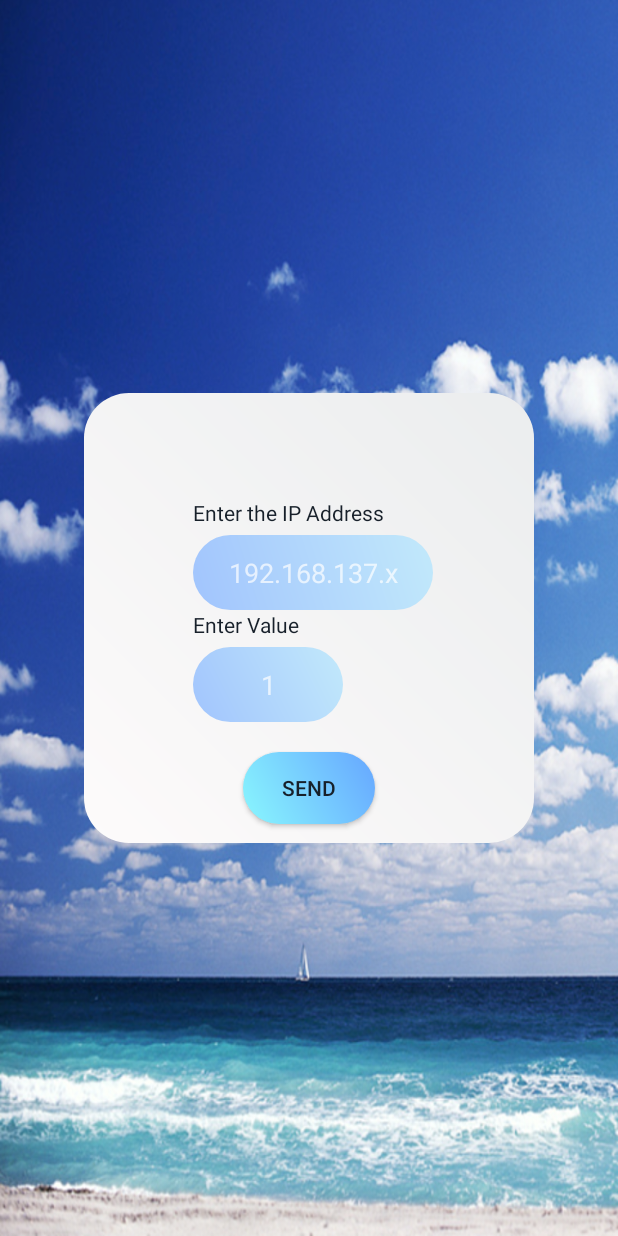
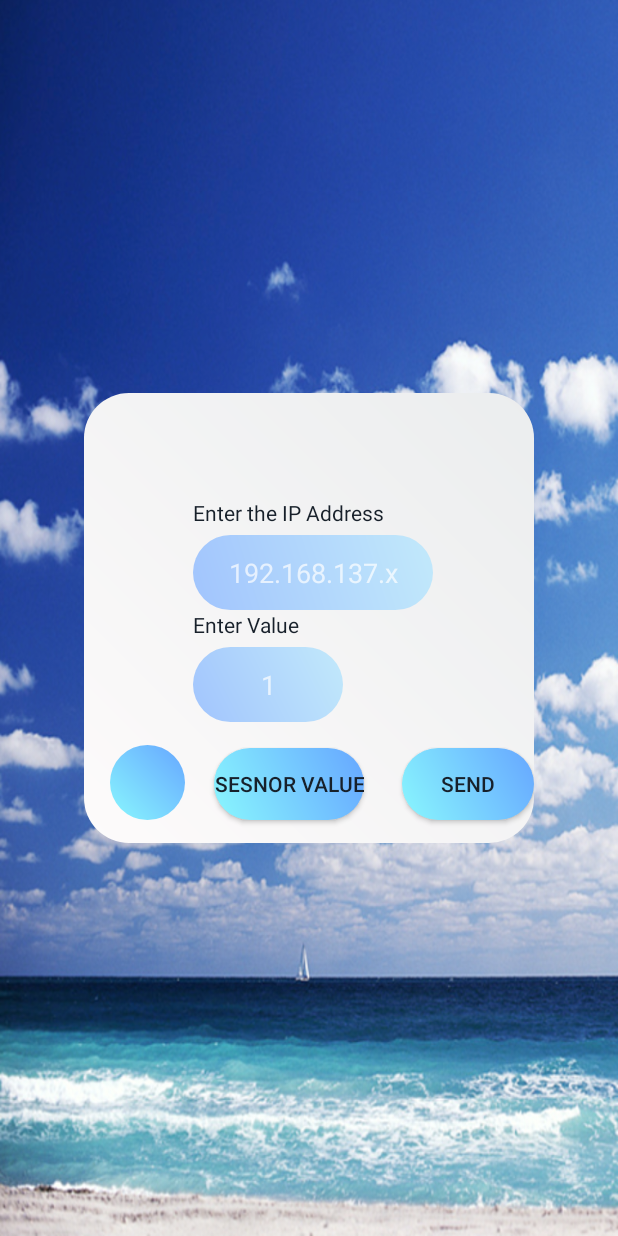
Before and after one commit to kapil97/udp-test, an Android app: the screen it shows after launch (MainActivity), after a tap on "SEND", on a phone screen of 412 x 824 dp. Run offline under Robolectric (Android 15) with nearby library versions, the phone set to English and light mode, and no system bars.

Commit message:
added sensors values

```diff
--- a/app/src/main/AndroidManifest.xml
+++ b/app/src/main/AndroidManifest.xml
@@ -1,7 +1,9 @@
 <?xml version="1.0" encoding="utf-8"?>
 <manifest xmlns:android="http://schemas.android.com/apk/res/android"
     package="tml2k18.com.udp_test">
-    <uses-permission android:name="android.permission.INTERNET"/>
+
+    <uses-permission android:name="android.permission.INTERNET" />
+
     <application
         android:allowBackup="true"
         android:icon="@mipmap/ic_launcher"
@@ -16,6 +18,7 @@
                 <category android:name="android.intent.category.LAUNCHER" />
             </intent-filter>
         </activity>
+        <activity android:name=".second_act"></activity>
     </application>
 
 </manifest>
--- a/app/src/main/java/tml2k18/com/udp_test/MainActivity.java
+++ b/app/src/main/java/tml2k18/com/udp_test/MainActivity.java
@@ -1,11 +1,13 @@
 package tml2k18.com.udp_test;
 
+import android.content.Intent;
 import android.support.v7.app.AppCompatActivity;
 import android.os.Bundle;
 import android.util.Log;
 import android.view.View;
 import android.widget.Button;
 import android.widget.TextView;
+import android.widget.Toast;
 
 import java.io.IOException;
 import java.net.DatagramPacket;
@@ -14,29 +16,52 @@ import java.net.InetAddress;
 import java.net.SocketException;
 
 public class MainActivity extends AppCompatActivity {
-    Button b1;
-    TextView t1,t2;
-    String ipAdd,val1;
-    int val;
+    Button b1,b2;
+    TextView t1,t2,t3;
+    String ipAdd,val1,totalval;
+    int val=0;
+    int tval;
     @Override
     protected void onCreate(Bundle savedInstanceState) {
         super.onCreate(savedInstanceState);
         setContentView(R.layout.activity_main);
         b1=findViewById(R.id.btn1);
+        b2=findViewById(R.id.btn2);
         t1=findViewById(R.id.txt1);
         t2=findViewById(R.id.txt2);
+        t3=findViewById(R.id.txt3);
         b1.setOnClickListener(
                 new View.OnClickListener() {
                     @Override
                     public void onClick(View v) {
                         ipAdd=t1.getText().toString();
+
                         val1=t2.getText().toString().trim();
-                        val=Integer.parseInt(val1);
-                        Tfunc(ipAdd,val);
+                        if((val1.equals(""))){
+                         Toast t1=Toast.makeText(MainActivity.this,"Enter valid number plis",Toast.LENGTH_SHORT);
+                         t1.show();
+
+                        }
+                        else {
+                            val = Integer.parseInt(val1);
+                            Tfunc(ipAdd,val);
+                        }
 
                     }
                 }
         );
+        b2.setOnClickListener(
+                new View.OnClickListener() {
+                    @Override
+                    public void onClick(View v) {
+                        totalval=getIntent().getStringExtra("val");
+                        tval=Integer.parseInt(totalval);
+                        Tfunc(ipAdd,tval);
+                        t3.setText(totalval);
+                    }
+                }
+        );
+
 
     }
     public void Tfunc(String a,int n){
--- a/app/src/main/res/layout/activity_main.xml
+++ b/app/src/main/res/layout/activity_main.xml
@@ -62,15 +62,37 @@
 
 
         </LinearLayout>
+
+        <TextView
+            android:id="@+id/txt3"
+            android:layout_width="50dp"
+            android:layout_height="50dp"
+            android:layout_below="@+id/lt"
+            android:layout_marginTop="15dp"
+            android:layout_toStartOf="@+id/lt"
+            android:background="@drawable/layfile" />
+
         <Button
+            android:id="@+id/btn1"
             android:layout_width="wrap_content"
             android:layout_height="wrap_content"
+            android:layout_alignBaseline="@+id/btn2"
+            android:layout_alignBottom="@+id/btn2"
+            android:layout_alignParentEnd="true"
+            android:background="@drawable/layfile"
             android:text="SEND"
-            android:id="@+id/btn1"
+            android:textColor="#17202A" />
+
+        <Button
+            android:id="@+id/btn2"
             android:background="@drawable/layfile"
-            android:layout_marginTop="20dp"
-            android:layout_below="@+id/lt"
+            android:layout_width="wrap_content"
+            android:layout_height="wrap_content"
+            android:layout_alignBottom="@+id/txt3"
+            android:layout_marginEnd="25dp"
             android:textColor="#17202A"
-            android:layout_centerHorizontal="true"/>
+            android:layout_toStartOf="@+id/btn1"
+            android:text="Sesnor Value" />
+
     </RelativeLayout>
 </RelativeLayout>
```
Also changed, not shown: app/src/main/java/tml2k18/com/udp_test/second_act.java (added, +49 -0 lines).
